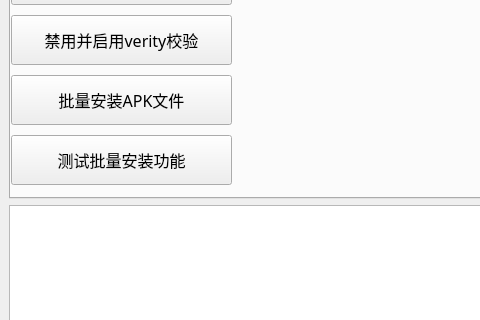
wangke956/ADBTools, file adbtool.ui: the form before one commit; both pictures show x 0 to 480 and y 129 to 449 of the 584 by 601 pixel window.
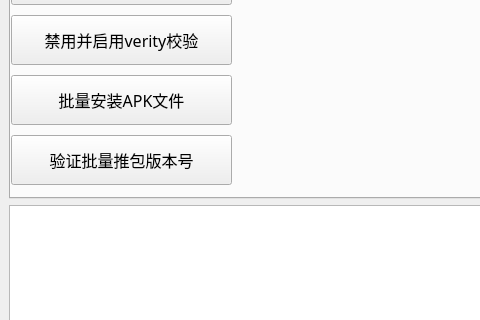
The form after the commit. The open tabs and pages were chosen to show the change.

Commit message: 1.增加验证推包版本号功能

```diff
--- a/adbtool.ui
+++ b/adbtool.ui
@@ -830,7 +830,7 @@
             </font>
            </property>
            <property name="text">
-            <string>测试批量安装功能</string>
+            <string>验证批量推包版本号</string>
            </property>
           </widget>
          </item>
```
The commit also changes 3 other files.
